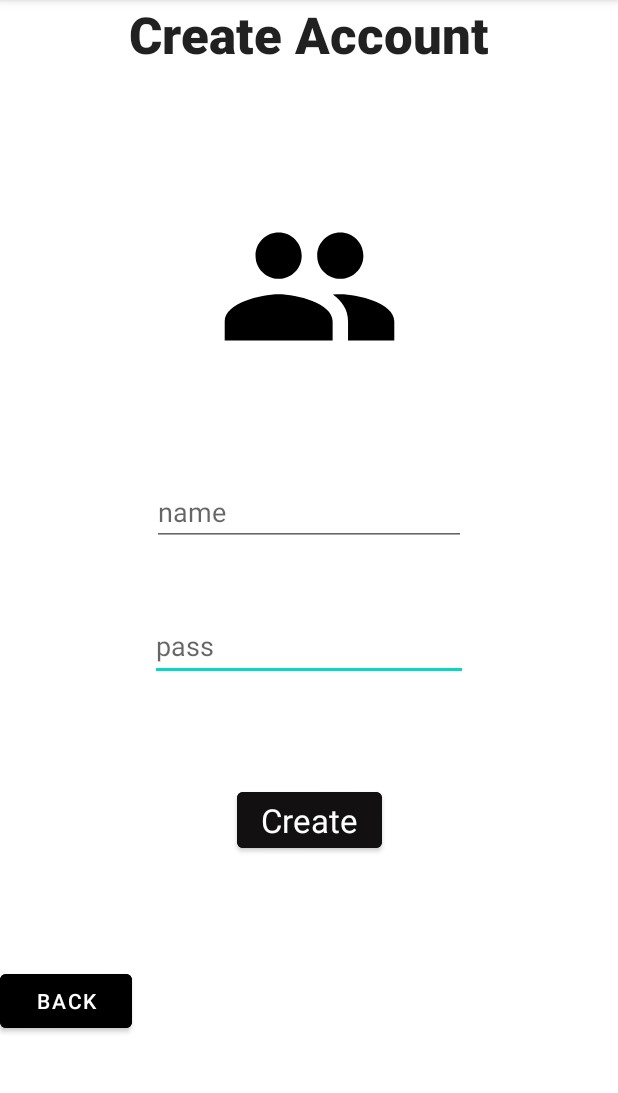
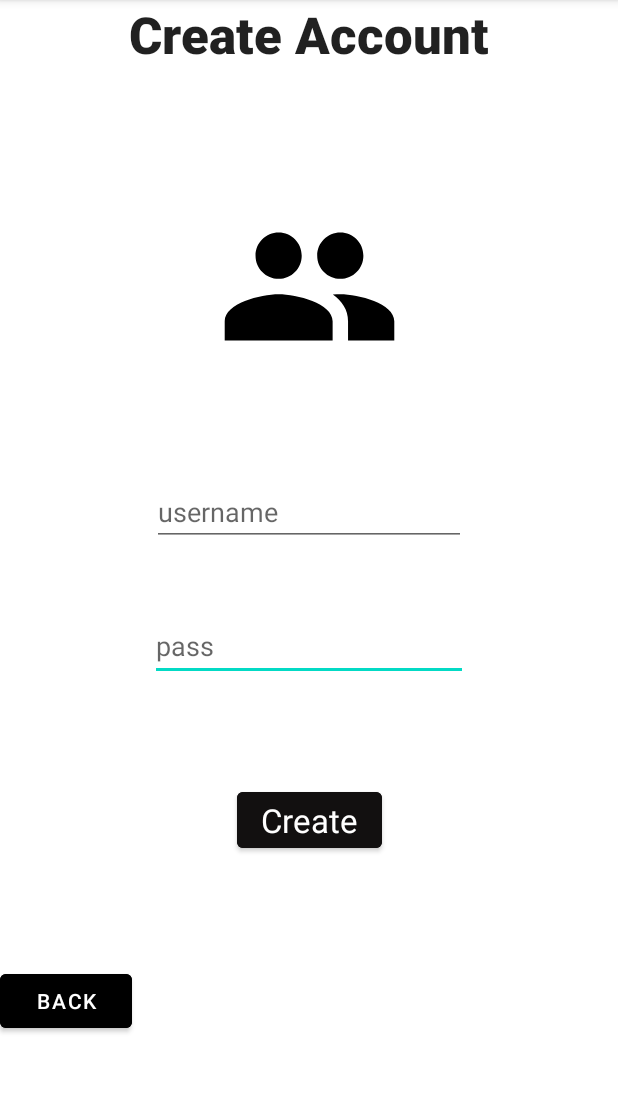
Before and after one commit to HernanGHernandez/CST438Project3, an Android app: the CreateAccountActivity screen opened directly, with no data from a screen before it, on a phone screen of 412 x 824 dp, the part 84-1177 px from its top. Run offline under Robolectric (Android 15) with nearby library versions, the phone set to English and light mode, and no system bars; 1 statement that could not run was skipped.

Commit message:
update xml file

```diff
--- a/Andriod_Project3/app/src/main/res/layout/activity_create_account.xml
+++ b/Andriod_Project3/app/src/main/res/layout/activity_create_account.xml
@@ -43,7 +43,7 @@
         android:layout_marginTop="68dp"
         android:layout_marginEnd="101dp"
         android:ems="10"
-        android:hint="name"
+        android:hint="username"
         android:inputType="textEmailAddress"
         android:minHeight="48dp"
         app:layout_constraintEnd_toEndOf="parent"
```
